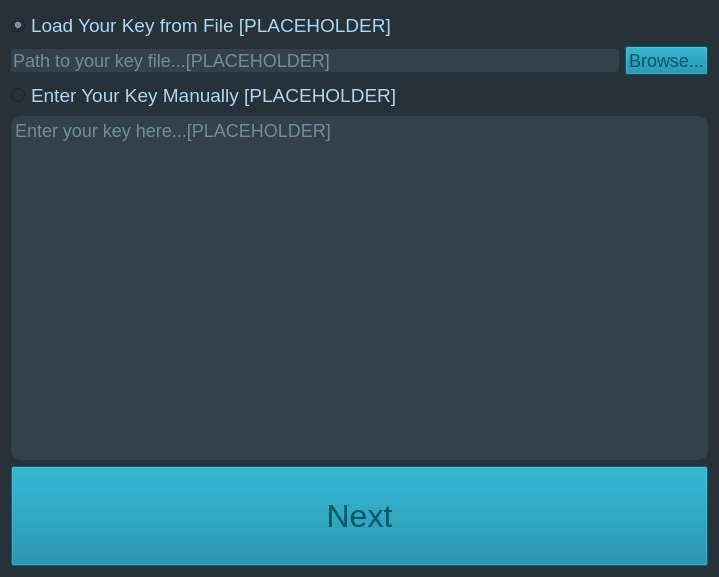
Above: assets/ui/select_key_window.ui from Victor-Nikliaiev/RSA-4096-Encryption-Manager before the change. Below: the same form after it.
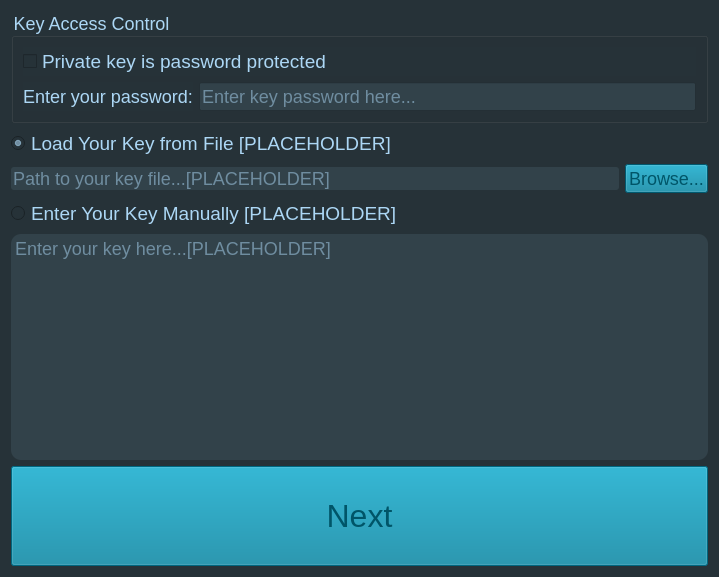
That is the form after the change. Icons and pictures are not drawn.

Commit message: Finished up  -> decryption feature, fixed some user interaction layout by improving error handling

```diff
--- a/assets/ui/select_key_window.ui
+++ b/assets/ui/select_key_window.ui
@@ -36,9 +36,56 @@
 
 QAbstractButton {
 	font-size: 19px
+}
+
+QLabel, QGroupBox {
+	font-size: 18px;
 }</string>
   </property>
   <layout class="QVBoxLayout" name="verticalLayout">
+   <item>
+    <widget class="QGroupBox" name="password_group_layout">
+     <property name="title">
+      <string>Key Access Control</string>
+     </property>
+     <layout class="QVBoxLayout" name="verticalLayout_2">
+      <item>
+       <widget class="QCheckBox" name="is_password_protected_cb">
+        <property name="text">
+         <string>Private key is password protected</string>
+        </property>
+       </widget>
+      </item>
+      <item>
+       <layout class="QFormLayout" name="password_form_layout">
+        <item row="0" column="1">
+         <widget class="QLineEdit" name="password_lineEdit">
+          <property name="enabled">
+           <bool>false</bool>
+          </property>
+          <property name="echoMode">
+           <enum>QLineEdit::EchoMode::Password</enum>
+          </property>
+          <property name="placeholderText">
+           <string>Enter key password here...</string>
+          </property>
+         </widget>
+        </item>
+        <item row="0" column="0">
+         <widget class="QLabel" name="label">
+          <property name="enabled">
+           <bool>true</bool>
+          </property>
+          <property name="text">
+           <string>Enter your password:</string>
+          </property>
+         </widget>
+        </item>
+       </layout>
+      </item>
+     </layout>
+    </widget>
+   </item>
    <item>
     <widget class="QRadioButton" name="file_radio">
      <property name="styleSheet">
```
The commit also changes 20 other files.
